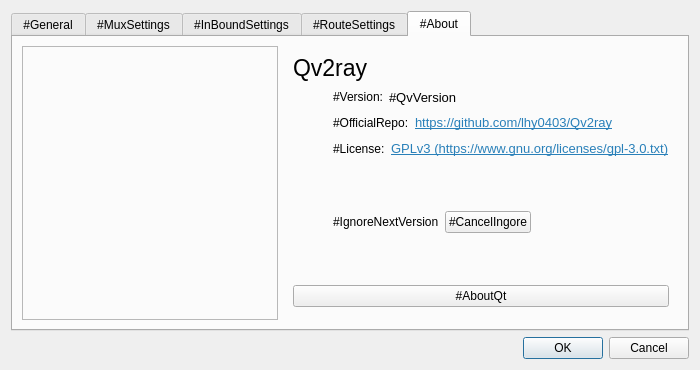
First picture: the form in src/w_PrefrencesWindow.ui, repository darsvador/qvssr, before the edit.
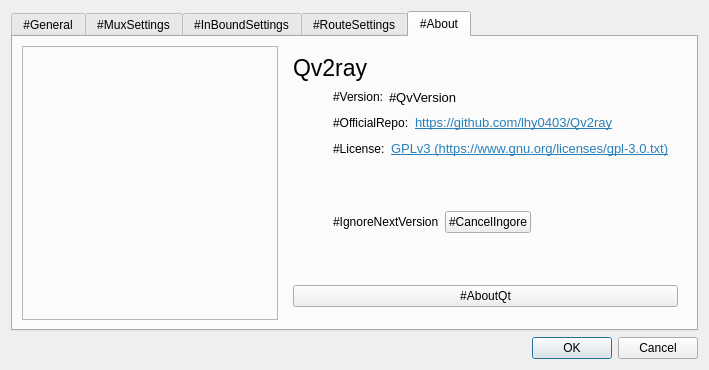
Second picture: the form after the edit. The open tabs and pages were chosen to show the change. Icons and pictures are not drawn.

Commit message: [UI] Several code refactors and formats, removed a too-long translation.

Diff of the .ui file:
```diff
--- a/src/w_PrefrencesWindow.ui
+++ b/src/w_PrefrencesWindow.ui
@@ -6,7 +6,7 @@
    <rect>
     <x>0</x>
     <y>0</y>
-    <width>700</width>
+    <width>709</width>
     <height>370</height>
    </rect>
   </property>
@@ -25,6 +25,9 @@
   <layout class="QVBoxLayout" name="verticalLayout_2">
    <item>
     <widget class="QTabWidget" name="tabWidget">
+     <property name="tabShape">
+      <enum>QTabWidget::Rounded</enum>
+     </property>
      <property name="currentIndex">
       <number>0</number>
      </property>
```
Left out of the diff: 9 changed lines with no effect on the pictures. The commit also changes 3 other files.
